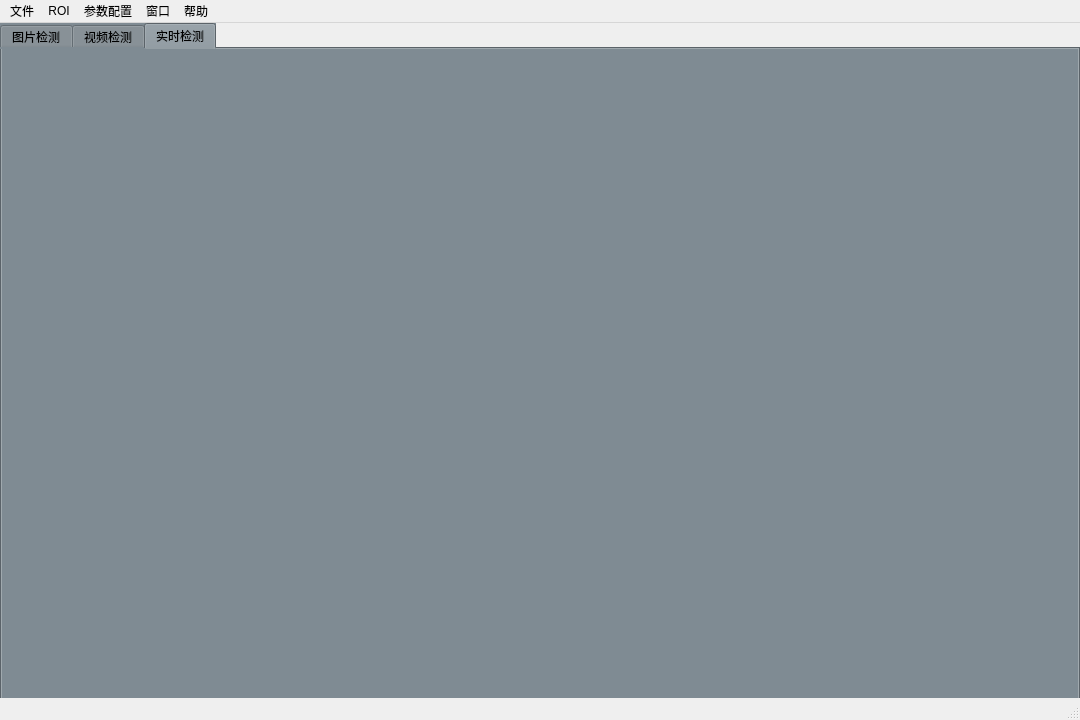
Qt form Ui_mainwindow.ui (wang-10086/yolov5-5.0) before a commit.
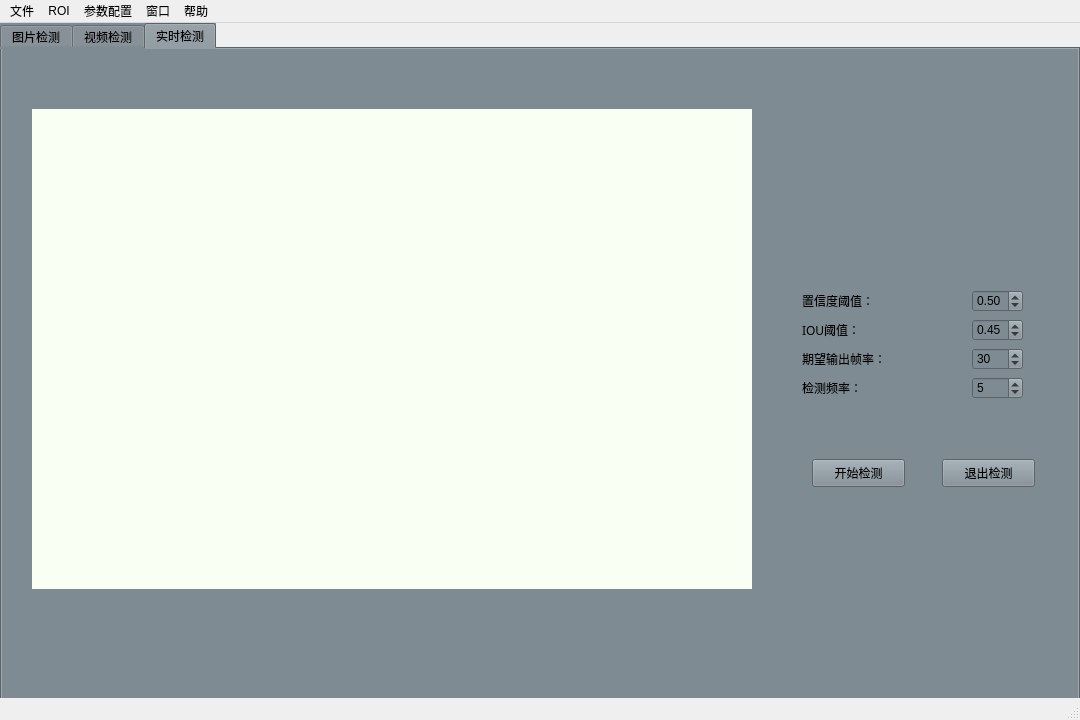
The same form after that commit. The open tabs and pages were chosen to show the change.

Diff of the .ui file:
```diff
--- a/Ui_mainwindow.ui
+++ b/Ui_mainwindow.ui
@@ -479,6 +479,216 @@
      <attribute name="title">
       <string>实时检测</string>
      </attribute>
+     <widget class="QLabel" name="label_15">
+      <property name="geometry">
+       <rect>
+        <x>30</x>
+        <y>60</y>
+        <width>720</width>
+        <height>480</height>
+       </rect>
+      </property>
+      <property name="styleSheet">
+       <string notr="true">background-color: rgb(249, 255, 243);</string>
+      </property>
+      <property name="text">
+       <string/>
+      </property>
+     </widget>
+     <widget class="QPushButton" name="pushButton_4">
+      <property name="geometry">
+       <rect>
+        <x>940</x>
+        <y>410</y>
+        <width>93</width>
+        <height>28</height>
+       </rect>
+      </property>
+      <property name="text">
+       <string>退出检测</string>
+      </property>
+     </widget>
+     <widget class="QWidget" name="layoutWidget_2">
+      <property name="geometry">
+       <rect>
+        <x>800</x>
+        <y>240</y>
+        <width>221</width>
+        <height>111</height>
+       </rect>
+      </property>
+      <layout class="QGridLayout" name="gridLayout_3">
+       <item row="0" column="0">
+        <widget class="QLabel" name="label_16">
+         <property name="font">
+          <font>
+           <family>Microsoft YaHei</family>
+           <pointsize>9</pointsize>
+          </font>
+         </property>
+         <property name="text">
+          <string>置信度阈值：</string>
+         </property>
+        </widget>
+       </item>
+       <item row="0" column="1">
+        <spacer name="horizontalSpacer_5">
+         <property name="orientation">
+          <enum>Qt::Horizontal</enum>
+         </property>
+         <property name="sizeHint" stdset="0">
+          <size>
+           <width>40</width>
+           <height>20</height>
+          </size>
+         </property>
+        </spacer>
+       </item>
+       <item row="0" column="2">
+        <widget class="QDoubleSpinBox" name="doubleSpinBox_5">
+         <property name="maximum">
+          <double>1.000000000000000</double>
+         </property>
+         <property name="singleStep">
+          <double>0.010000000000000</double>
+         </property>
+         <property name="value">
+          <double>0.500000000000000</double>
+         </property>
+        </widget>
+       </item>
+       <item row="1" column="0">
+        <widget class="QLabel" name="label_17">
+         <property name="font">
+          <font>
+           <family>Microsoft YaHei</family>
+           <pointsize>9</pointsize>
+          </font>
+         </property>
+         <property name="text">
+          <string>IOU阈值：</string>
+         </property>
+        </widget>
+       </item>
+       <item row="1" column="1">
+        <spacer name="horizontalSpacer_6">
+         <property name="orientation">
+          <enum>Qt::Horizontal</enum>
+         </property>
+         <property name="sizeHint" stdset="0">
+          <size>
+           <width>40</width>
+           <height>20</height>
+          </size>
+         </property>
+        </spacer>
+       </item>
+       <item row="1" column="2">
+        <widget class="QDoubleSpinBox" name="doubleSpinBox_6">
+         <property name="maximum">
+          <double>1.000000000000000</double>
+         </property>
+         <property name="singleStep">
+          <double>0.010000000000000</double>
+         </property>
+         <property name="value">
+          <double>0.450000000000000</double>
+         </property>
+        </widget>
+       </item>
+       <item row="2" column="0">
+        <widget class="QLabel" name="label_18">
+         <property name="font">
+          <font>
+           <family>Microsoft YaHei</family>
+           <pointsize>9</pointsize>
+          </font>
+         </property>
+         <property name="text">
+          <string>期望输出帧率：</string>
+         </property>
+        </widget>
+       </item>
+       <item row="2" column="1">
+        <spacer name="horizontalSpacer_7">
+         <property name="orientation">
+          <enum>Qt::Horizontal</enum>
+         </property>
+         <property name="sizeHint" stdset="0">
+          <size>
+           <width>40</width>
+           <height>20</height>
+          </size>
+         </property>
+        </spacer>
+       </item>
+       <item row="2" column="2">
+        <widget class="QSpinBox" name="spinBox_3">
+         <property name="minimum">
+          <number>1</number>
+         </property>
+         <property name="maximum">
+          <number>60</number>
+         </property>
+         <property name="value">
+          <number>30</number>
+         </property>
+        </widget>
+       </item>
+       <item row="3" column="0">
+        <widget class="QLabel" name="label_19">
+         <property name="font">
+          <font>
+           <family>Microsoft YaHei</family>
+           <pointsize>9</pointsize>
+          </font>
+         </property>
+         <property name="text">
+          <string>检测频率：</string>
+         </property>
+        </widget>
+       </item>
+       <item row="3" column="1">
+        <spacer name="horizontalSpacer_8">
+         <property name="orientation">
+          <enum>Qt::Horizontal</enum>
+         </property>
+         <property name="sizeHint" stdset="0">
+          <size>
+           <width>40</width>
+           <height>20</height>
+          </size>
+         </property>
+        </spacer>
+       </item>
+       <item row="3" column="2">
+        <widget class="QSpinBox" name="spinBox_4">
+         <property name="minimum">
+          <number>1</number>
+         </property>
+         <property name="maximum">
+          <number>50</number>
+         </property>
+         <property name="value">
+          <number>5</number>
+         </property>
+        </widget>
+       </item>
+      </layout>
+     </widget>
+     <widget class="QPushButton" name="pushButton_5">
+      <property name="geometry">
+       <rect>
+        <x>810</x>
+        <y>410</y>
+        <width>93</width>
+        <height>28</height>
+       </rect>
+      </property>
+      <property name="text">
+       <string>开始检测</string>
+      </property>
+     </widget>
     </widget>
    </widget>
   </widget>
```
Left out of the diff: 39 changed lines with no effect on the pictures.
